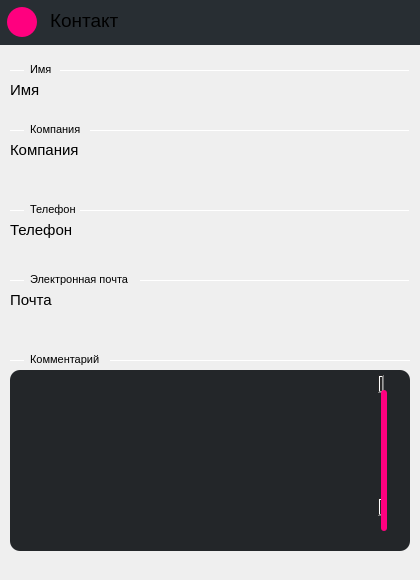
Old version of the form Client/contact.ui in the repository KarpovVlY/Client.
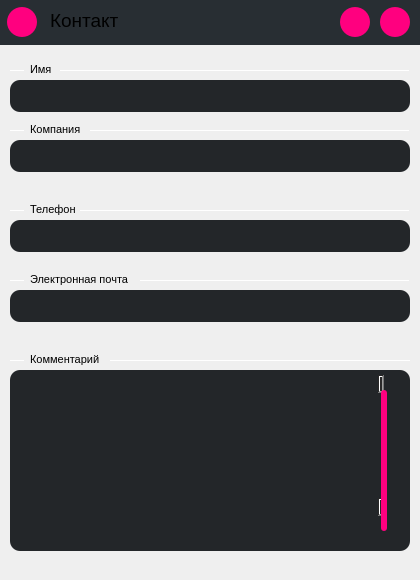
New version of the form. Icons and pictures are not drawn.

```diff
--- a/Client/contact.ui
+++ b/Client/contact.ui
@@ -62,7 +62,7 @@
      <rect>
       <x>50</x>
       <y>5</y>
-      <width>81</width>
+      <width>91</width>
       <height>30</height>
      </rect>
     </property>
@@ -75,6 +75,70 @@
      <string>Контакт</string>
     </property>
    </widget>
+   <widget class="QPushButton" name="deleteButon">
+    <property name="geometry">
+     <rect>
+      <x>380</x>
+      <y>7</y>
+      <width>30</width>
+      <height>30</height>
+     </rect>
+    </property>
+    <property name="styleSheet">
+     <string notr="true">background-color: rgb(255, 0, 127);
+ border-style: solid;
+ border-radius:15px;
+ max-width:30px;
+ max-height:30px;
+ min-width:30px;
+ min-height:30px;</string>
+    </property>
+    <property name="text">
+     <string/>
+    </property>
+    <property name="icon">
+     <iconset>
+      <normaloff>../../../../../Рабочий стол/ClientRes/delete_white.png</normaloff>../../../../../Рабочий стол/ClientRes/delete_white.png</iconset>
+    </property>
+    <property name="iconSize">
+     <size>
+      <width>25</width>
+      <height>25</height>
+     </size>
+    </property>
+   </widget>
+   <widget class="QPushButton" name="editButton">
+    <property name="geometry">
+     <rect>
+      <x>340</x>
+      <y>7</y>
+      <width>30</width>
+      <height>30</height>
+     </rect>
+    </property>
+    <property name="styleSheet">
+     <string notr="true">background-color: rgb(255, 0, 127);
+ border-style: solid;
+ border-radius:15px;
+ max-width:30px;
+ max-height:30px;
+ min-width:30px;
+ min-height:30px;</string>
+    </property>
+    <property name="text">
+     <string/>
+    </property>
+    <property name="icon">
+     <iconset>
+      <normaloff>../../../../../Рабочий стол/ClientRes/create_white.png</normaloff>../../../../../Рабочий стол/ClientRes/create_white.png</iconset>
+    </property>
+    <property name="iconSize">
+     <size>
+      <width>25</width>
+      <height>25</height>
+     </size>
+    </property>
+   </widget>
   </widget>
   <widget class="QWidget" name="titleHint_1" native="true">
    <property name="geometry">
@@ -130,44 +194,6 @@
     </property>
    </widget>
   </widget>
-  <widget class="QLabel" name="nameLabel">
-   <property name="geometry">
-    <rect>
-     <x>10</x>
-     <y>80</y>
-     <width>400</width>
-     <height>20</height>
-    </rect>
-   </property>
-   <property name="minimumSize">
-    <size>
-     <width>400</width>
-     <height>20</height>
-    </size>
-   </property>
-   <property name="maximumSize">
-    <size>
-     <width>400</width>
-     <height>20</height>
-    </size>
-   </property>
-   <property name="font">
-    <font>
-     <pointsize>11</pointsize>
-     <weight>50</weight>
-     <bold>false</bold>
-    </font>
-   </property>
-   <property name="styleSheet">
-    <string notr="true"> max-width:400px;
- max-height:20px;
- min-width:400px;
- min-height:20px;</string>
-   </property>
-   <property name="text">
-    <string>Имя</string>
-   </property>
-  </widget>
   <widget class="QPlainTextEdit" name="contentPlainTextEdit">
    <property name="geometry">
     <rect>
@@ -376,82 +402,6 @@
     </property>
    </widget>
   </widget>
-  <widget class="QLabel" name="descriptionLabel">
-   <property name="geometry">
-    <rect>
-     <x>10</x>
-     <y>140</y>
-     <width>400</width>
-     <height>20</height>
-    </rect>
-   </property>
-   <property name="minimumSize">
-    <size>
-     <width>400</width>
-     <height>20</height>
-    </size>
-   </property>
-   <property name="maximumSize">
-    <size>
-     <width>400</width>
-     <height>20</height>
-    </size>
-   </property>
-   <property name="font">
-    <font>
-     <pointsize>11</pointsize>
-     <weight>50</weight>
-     <bold>false</bold>
-    </font>
-   </property>
-   <property name="styleSheet">
-    <string notr="true"> max-width:400px;
- max-height:20px;
- min-width:400px;
- min-height:20px;</string>
-   </property>
-   <property name="text">
-    <string>Компания</string>
-   </property>
-  </widget>
-  <widget class="QLabel" name="phoneLabel">
-   <property name="geometry">
-    <rect>
-     <x>10</x>
-     <y>220</y>
-     <width>400</width>
-     <height>20</height>
-    </rect>
-   </property>
-   <property name="minimumSize">
-    <size>
-     <width>400</width>
-     <height>20</height>
-    </size>
-   </property>
-   <property name="maximumSize">
-    <size>
-     <width>400</width>
-     <height>20</height>
-    </size>
-   </property>
-   <property name="font">
-    <font>
-     <pointsize>11</pointsize>
-     <weight>50</weight>
-     <bold>false</bold>
-    </font>
-   </property>
-   <property name="styleSheet">
-    <string notr="true"> max-width:400px;
- max-height:20px;
- min-width:400px;
- min-height:20px;</string>
-   </property>
-   <property name="text">
-    <string>Телефон</string>
-   </property>
-  </widget>
   <widget class="QWidget" name="titleHint_4" native="true">
    <property name="geometry">
     <rect>
@@ -506,44 +456,6 @@
     </property>
    </widget>
   </widget>
-  <widget class="QLabel" name="emailLabel">
-   <property name="geometry">
-    <rect>
-     <x>10</x>
-     <y>290</y>
-     <width>400</width>
-     <height>20</height>
-    </rect>
-   </property>
-   <property name="minimumSize">
-    <size>
-     <width>400</width>
-     <height>20</height>
-    </size>
-   </property>
-   <property name="maximumSize">
-    <size>
-     <width>400</width>
-     <height>20</height>
-    </size>
-   </property>
-   <property name="font">
-    <font>
-     <pointsize>11</pointsize>
-     <weight>50</weight>
-     <bold>false</bold>
-    </font>
-   </property>
-   <property name="styleSheet">
-    <string notr="true"> max-width:400px;
- max-height:20px;
- min-width:400px;
- min-height:20px;</string>
-   </property>
-   <property name="text">
-    <string>Почта</string>
-   </property>
-  </widget>
   <widget class="QWidget" name="titleHint_5" native="true">
    <property name="geometry">
     <rect>
@@ -598,6 +510,114 @@
     </property>
    </widget>
   </widget>
+  <widget class="QLineEdit" name="phoneLineEdit">
+   <property name="geometry">
+    <rect>
+     <x>10</x>
+     <y>220</y>
+     <width>400</width>
+     <height>32</height>
+    </rect>
+   </property>
+   <property name="styleSheet">
+    <string notr="true">border-style: solid;
+border-radius: 10px; 
+
+color:  #FFF; 
+background-color: rgb(35, 38, 41); 
+selection-background-color: rgb(43,45,56);  
+
+
+padding-left: 10px;
+padding-right: 10px; 
+padding-top:5px;
+padding-bottom:5px;</string>
+   </property>
+   <property name="readOnly">
+    <bool>true</bool>
+   </property>
+  </widget>
+  <widget class="QLineEdit" name="emailLineEdit">
+   <property name="geometry">
+    <rect>
+     <x>10</x>
+     <y>290</y>
+     <width>400</width>
+     <height>32</height>
+    </rect>
+   </property>
+   <property name="styleSheet">
+    <string notr="true">border-style: solid;
+border-radius: 10px; 
+
+color:  #FFF; 
+background-color: rgb(35, 38, 41); 
+selection-background-color: rgb(43,45,56);  
+
+
+padding-left: 10px;
+padding-right: 10px; 
+padding-top:5px;
+padding-bottom:5px;</string>
+   </property>
+   <property name="readOnly">
+    <bool>true</bool>
+   </property>
+  </widget>
+  <widget class="QLineEdit" name="companyLineEdit">
+   <property name="geometry">
+    <rect>
+     <x>10</x>
+     <y>140</y>
+     <width>400</width>
+     <height>32</height>
+    </rect>
+   </property>
+   <property name="styleSheet">
+    <string notr="true">border-style: solid;
+border-radius: 10px; 
+
+color:  #FFF; 
+background-color: rgb(35, 38, 41); 
+selection-background-color: rgb(43,45,56);  
+
+
+padding-left: 10px;
+padding-right: 10px; 
+padding-top:5px;
+padding-bottom:5px;</string>
+   </property>
+   <property name="readOnly">
+    <bool>true</bool>
+   </property>
+  </widget>
+  <widget class="QLineEdit" name="nameLineEdit">
+   <property name="geometry">
+    <rect>
+     <x>10</x>
+     <y>80</y>
+     <width>400</width>
+     <height>32</height>
+    </rect>
+   </property>
+   <property name="styleSheet">
+    <string notr="true">border-style: solid;
+border-radius: 10px; 
+
+color:  #FFF; 
+background-color: rgb(35, 38, 41); 
+selection-background-color: rgb(43,45,56);  
+
+
+padding-left: 10px;
+padding-right: 10px; 
+padding-top:5px;
+padding-bottom:5px;</string>
+   </property>
+   <property name="readOnly">
+    <bool>true</bool>
+   </property>
+  </widget>
  </widget>
  <resources/>
  <connections/>
```
